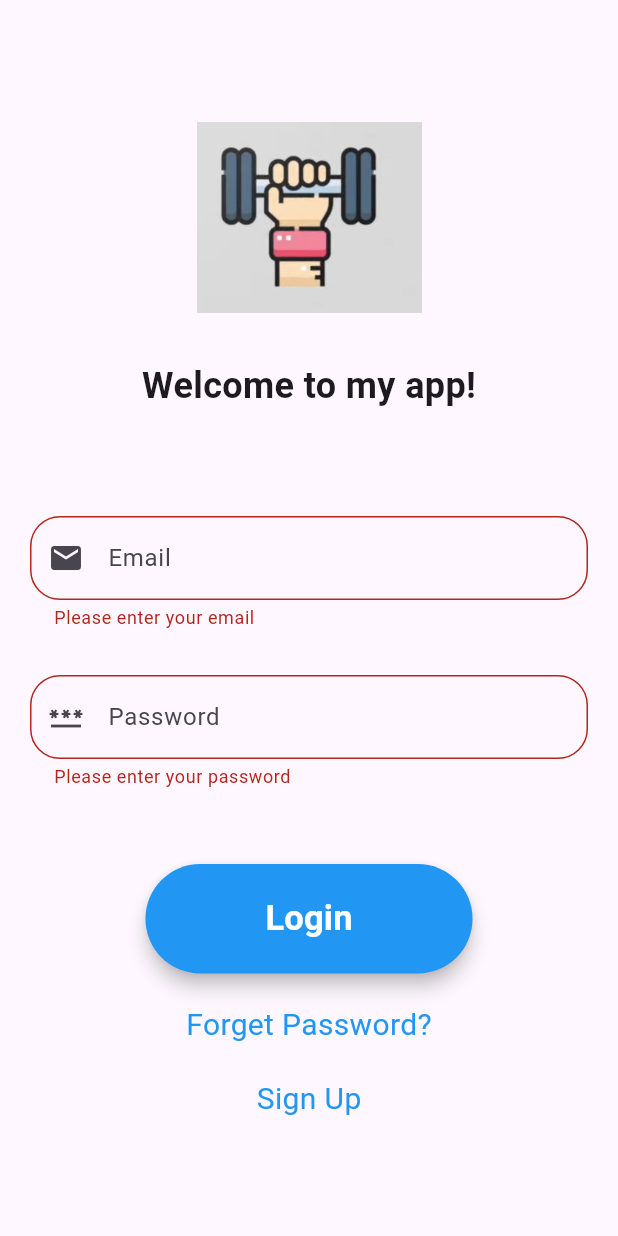
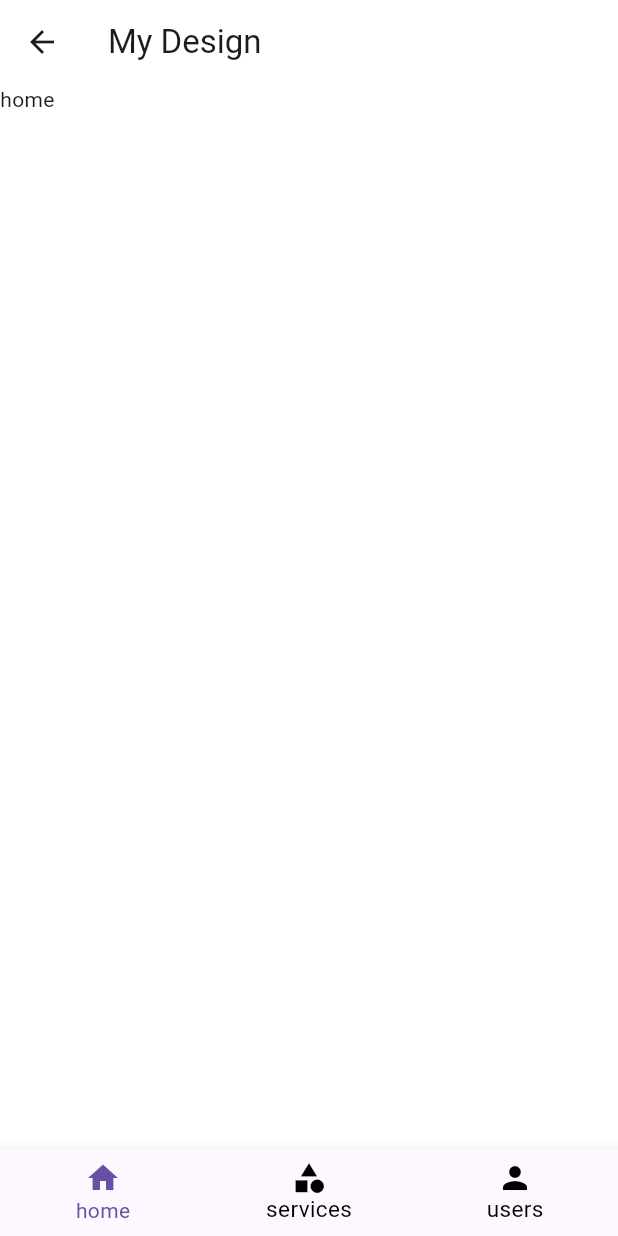
Before and after one commit to ayaelhenawy/MyApp, a Flutter app: the LoginScreen screen opened directly, after a tap on "Login", on a phone screen of 412 x 824 dp. Run offline on Flutter 3.47's test engine with Material 3 defaults, Android fonts, the phone set to English and light mode, and no system bars; our stand-ins replace bloc, device_preview, flutter_bloc, shared_preferences; accounts and stored records are empty.

Commit message:
logo , preview device and dashboard

```diff
--- a/lib/src/Login.dart
+++ b/lib/src/Login.dart
@@ -1,6 +1,7 @@
 import 'package:flutter/material.dart';
 import 'package:myproject/src/Forgetpassword.dart';
 import 'package:myproject/src/Sign%20Up.dart';
+import 'dashboard/view/page/login_page.dart';
 
 class LoginScreen extends StatefulWidget {
   const LoginScreen({Key? key}) : super(key: key);
@@ -102,7 +103,12 @@ class _LoginScreenState extends State<LoginScreen> {
                 shape: RoundedRectangleBorder(
                   borderRadius: BorderRadius.circular(50),
                 ),
-                onPressed: _validateFields,
+                onPressed: () {
+                  Navigator.of(context)
+                      .push(MaterialPageRoute(builder: (context) {
+                    return const  Login();
+                  }));
+                },
                 child: const Text(
                   'Login',
                   style: TextStyle(
--- /dev/null
+++ b/lib/src/dashboard/controller/dashboard_controller.dart
@@ -0,0 +1,28 @@
+
+
+import 'package:flutter/material.dart';
+import 'package:flutter_bloc/flutter_bloc.dart';
+
+import 'dashboerd_state.dart';
+
+
+class DashBoardController extends Cubit<DashBoardState>{
+  DashBoardController():super(DashBoardInitializationState());
+  int selectedTapIndex =0;
+  final PageController pageController = PageController();
+  void onChangeTapIndex (int index){
+    selectedTapIndex=index;
+    pageController.jumpToPage(selectedTapIndex);
+    emit(DashBoardChaneState());
+  }
+  Color backGroundColor=const Color(0xffffa000);
+  void changeBackground(){
+    if(backGroundColor==Colors.green) {
+      backGroundColor=Colors.blue;
+    }
+    else{
+      backGroundColor=Colors.green;
+    }
+    emit(DashBoardChangeBackgroundState());
+  }
+}
--- /dev/null
+++ b/lib/src/dashboard/controller/dashboerd_state.dart
@@ -0,0 +1,4 @@
+class DashBoardState{}
+class DashBoardChangeBackgroundState extends DashBoardState{}
+class DashBoardInitializationState extends DashBoardState{}
+class DashBoardChaneState extends DashBoardState{}
--- /dev/null
+++ b/lib/src/dashboard/view/components/bottom.dart
@@ -0,0 +1,37 @@
+import 'package:flutter/material.dart';
+import 'package:flutter_bloc/flutter_bloc.dart';
+
+import '../../controller/dashboard_controller.dart';
+import '../../controller/dashboerd_state.dart';
+
+class MyBottom extends StatelessWidget{
+  const MyBottom({super.key, required this.controller});
+  final DashBoardController controller;
+  @override
+  Widget build(BuildContext context) {
+    return BlocProvider.value(
+      value: controller,
+      child: BlocBuilder<DashBoardController,DashBoardState>(
+        builder: (context,state){
+          final DashBoardController controller= context.read<DashBoardController>();
+          return BottomNavigationBar(
+            currentIndex: controller.selectedTapIndex,
+            onTap: controller.onChangeTapIndex,
+            unselectedItemColor: Colors.black,
+            showUnselectedLabels: true,
+            unselectedLabelStyle: const TextStyle(
+              fontSize: 15,
+              color: Colors.red,
+            ),
+            items: const [
+              BottomNavigationBarItem(icon: Icon(Icons.home),label:'home'),
+              BottomNavigationBarItem(icon: Icon(Icons.category),label:'services'),
+              BottomNavigationBarItem(icon: Icon(Icons.person),label:'users'),
+            ],
+          );
+        },
+      ),
+    );
+  }
+
+}
--- /dev/null
+++ b/lib/src/dashboard/view/components/my_design.dart
@@ -0,0 +1,35 @@
+import 'package:flutter/material.dart';
+import 'package:flutter_bloc/flutter_bloc.dart';
+
+import '../../controller/dashboard_controller.dart';
+import '../../controller/dashboerd_state.dart';
+
+class MyDesign extends StatelessWidget{
+  const MyDesign({super.key, required this.controller});
+  final DashBoardController controller;
+
+  @override
+  Widget build(BuildContext context) {
+    return BlocProvider.value(
+      value: controller,
+      child: BlocBuilder<DashBoardController,DashBoardState>(
+
+        builder: (context,state){
+
+          final DashBoardController controller= context.read<DashBoardController>();
+          return PageView(
+            controller: controller.pageController,
+            onPageChanged: controller.onChangeTapIndex,
+            children: const [
+              Text("home"),
+              Text("Services"),
+              Text("Users"),
+            ],
+
+          );
+        },
+      ),
+    );
+  }
+
+}
--- /dev/null
+++ b/lib/src/dashboard/view/page/login_page.dart
@@ -0,0 +1,35 @@
+import 'package:flutter/material.dart';
+import 'package:flutter_bloc/flutter_bloc.dart';
+
+import '../../controller/dashboard_controller.dart';
+import '../../controller/dashboerd_state.dart';
+import '../components/bottom.dart';
+import '../components/my_design.dart';
+
+class Login extends StatelessWidget{
+  const Login({super.key});
+
+  @override
+  Widget build(BuildContext context) {
+    return BlocProvider.value(
+      value: DashBoardController(),
+      child: BlocBuilder<DashBoardController,DashBoardState>(
+        builder: (context,state){
+          final DashBoardController controller= context.read<DashBoardController>();
+          return Scaffold(
+            backgroundColor: Colors.white,
+            appBar: AppBar(
+              backgroundColor: Colors.white,
+              title: const Text("My Design"),
+            ),
+            body:  MyDesign(controller: controller,),
+            bottomNavigationBar: MyBottom(controller: controller,),
+          );
+        },
+      ),
+    );
+    /*
+    */
+  }
+
+}
```
Also changed, not shown: lib/main.dart (+54 -5 lines), pubspec.yaml (+13 -3 lines), assets/logo_app/playstore.png (added), pubspec.lock, 87 other files.
